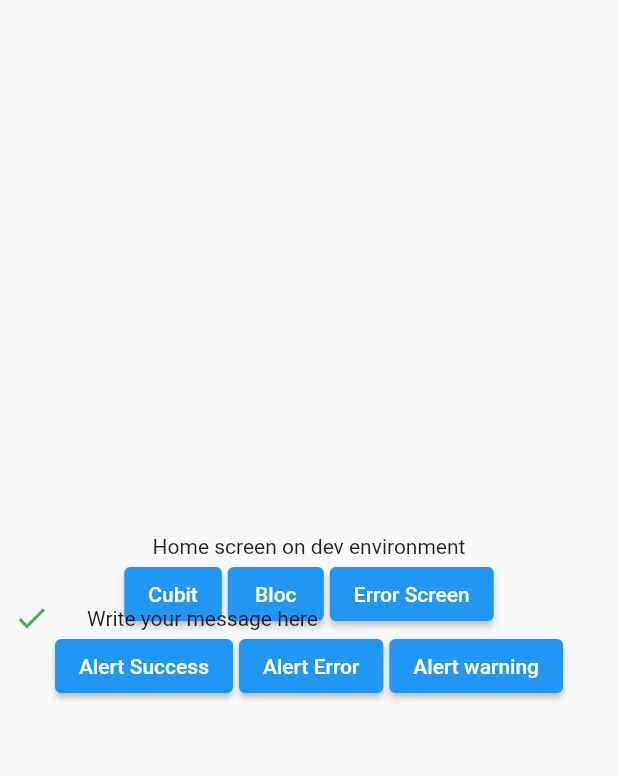
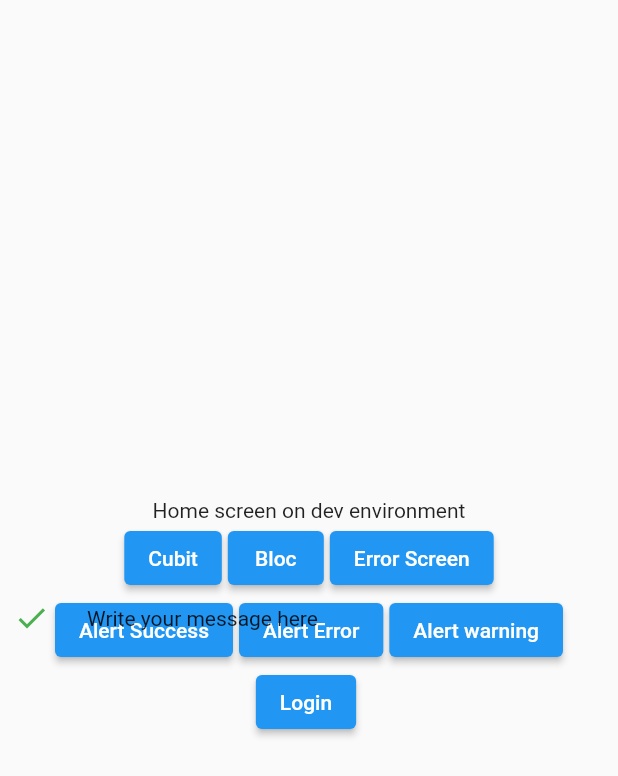
Before and after one commit to sarthak333/flutter-boilerplate, a Flutter app: the screen it shows after launch, after a tap on "Alert Success", on a phone screen of 412 x 824 dp. Shown: the top 776 px of the screen. Run offline on Flutter 3.47's test engine with Material 2 defaults, Android fonts, the phone set to English and light mode, and no system bars; drawn by our look-alikes of flash; our stand-ins replace firebase_core, firebase_messaging, fluro, flutter_bloc, flutter_local_notifications, flutter_screenutil and 1 more; missing offline and left inert: envify; accounts and stored records are empty.

Commit message:
chore: refactor and login screen

```diff
--- a/lib/config/routes/route_handlers.dart
+++ b/lib/config/routes/route_handlers.dart
@@ -1,9 +1,10 @@
 import 'package:fluro/fluro.dart';
 import 'package:flutter/material.dart';
 import 'package:flutter_bloc/flutter_bloc.dart';
+import 'package:flutter_boilerplate/core/presentation/authentication/login.dart';
 import 'package:flutter_boilerplate/core/presentation/common/widgets/screen_wrapper.dart';
-import 'package:flutter_boilerplate/core/business/bloc/counter_bloc.dart';
-import 'package:flutter_boilerplate/core/business/cubit/counter_cubit.dart';
+import 'package:flutter_boilerplate/core/business/counter/counter_bloc.dart';
+import 'package:flutter_boilerplate/core/business/counter/counter_cubit.dart';
 import 'package:flutter_boilerplate/core/presentation/error/index.dart';
 import 'package:flutter_boilerplate/core/presentation/counter_bloc/index.dart';
 import 'package:flutter_boilerplate/core/presentation/counter_cubit/index.dart';
@@ -13,16 +14,6 @@ import 'package:flutter_boilerplate/core/presentation/splash/index.dart';
 var notFoundHandler = Handler(
     handlerFunc: (BuildContext? context, Map<String, List<String>> params) {
   return ErrorScreen();
-});
-
-var rootHandler = Handler(
-    handlerFunc: (BuildContext? context, Map<String, List<String>> params) {
-  return ScreenWrapper(Splash());
-});
-
-var homeHandler = Handler(
-    handlerFunc: (BuildContext? context, Map<String, List<String>> params) {
-  return ScreenWrapper(Home());
 });
 
 var counterBlocRouteHandler = Handler(
@@ -40,3 +31,18 @@ var counterCubitRouteHandler = Handler(
     child: CounterCubitPage(),
   );
 });
+
+var homeHandler = Handler(
+    handlerFunc: (BuildContext? context, Map<String, List<String>> params) {
+  return ScreenWrapper(Home());
+});
+
+var loginHandler = Handler(
+    handlerFunc: (BuildContext? context, Map<String, List<String>> params) {
+  return ScreenWrapper(Login());
+});
+
+var rootHandler = Handler(
+    handlerFunc: (BuildContext? context, Map<String, List<String>> params) {
+  return ScreenWrapper(Splash());
+});
--- a/lib/config/routes/routes.dart
+++ b/lib/config/routes/routes.dart
@@ -2,16 +2,18 @@ import 'package:fluro/fluro.dart';
 import 'route_handlers.dart';
 
 class Routes {
-  static String root = '/';
-  static String home = '/home';
   static String counterCubit = '/counterCubit';
   static String counterBloc = '/counterBloc';
+  static String home = '/home';
+  static String login = '/login';
+  static String root = '/';
 
   static void configureRoutes(FluroRouter router) {
     router.notFoundHandler = notFoundHandler;
-    router.define(root, handler: rootHandler);
-    router.define(home, handler: homeHandler);
     router.define(counterBloc, handler: counterBlocRouteHandler);
     router.define(counterCubit, handler: counterCubitRouteHandler);
+    router.define(home, handler: homeHandler);
+    router.define(login, handler: loginHandler);
+    router.define(root, handler: rootHandler);
   }
 }
--- a/lib/core/business/bloc/counter_bloc.dart
+++ b/lib/core/business/counter/counter_bloc.dart
@@ -1,5 +1,5 @@
 import 'package:flutter_bloc/flutter_bloc.dart';
-import 'package:flutter_boilerplate/core/business/bloc/events.dart';
+import 'package:flutter_boilerplate/core/business/counter/events.dart';
 
 class CounterBloc extends Bloc<CounterEvent, int> {
   CounterBloc() : super(0);
--- a/lib/core/presentation/counter_bloc/index.dart
+++ b/lib/core/presentation/counter_bloc/index.dart
@@ -1,7 +1,7 @@
 import 'package:flutter/material.dart';
 import 'package:flutter_bloc/flutter_bloc.dart';
-import 'package:flutter_boilerplate/core/business/bloc/counter_bloc.dart';
-import 'package:flutter_boilerplate/core/business/bloc/events.dart';
+import 'package:flutter_boilerplate/core/business/counter/counter_bloc.dart';
+import 'package:flutter_boilerplate/core/business/counter/events.dart';
 
 class CounterBlocPage extends StatefulWidget {
   @override
--- a/lib/core/presentation/counter_cubit/index.dart
+++ b/lib/core/presentation/counter_cubit/index.dart
@@ -1,7 +1,7 @@
 import 'package:flutter/material.dart';
 import 'package:flutter_bloc/flutter_bloc.dart';
 import 'package:flutter_boilerplate/config/utils/app.dart';
-import 'package:flutter_boilerplate/core/business/cubit/counter_cubit.dart';
+import 'package:flutter_boilerplate/core/business/counter/counter_cubit.dart';
 
 class CounterCubitPage extends StatefulWidget {
   @override
--- a/lib/core/presentation/home/index.dart
+++ b/lib/core/presentation/home/index.dart
@@ -26,6 +26,13 @@ class _HomeState extends State<Home> {
     App.navigateTo(
       context,
       'randomRoute?message=this_is_error',
+    );
+  }
+
+  void _goToLogin() {
+    App.navigateTo(
+      context,
+      'login?message=this_is_login',
     );
   }
 
@@ -79,6 +86,16 @@ class _HomeState extends State<Home> {
                   ),
                 ],
               ),
+              Row(
+                mainAxisAlignment: MainAxisAlignment.center,
+                children: [
+                  ElevatedButton(
+                    onPressed: _goToLogin,
+                    child: Text('Login'),
+                  ),
+                  SizedBox(width: 4),
+                ],
+              ),
             ],
           ),
         ),
--- a/lib/core/presentation/splash/index.dart
+++ b/lib/core/presentation/splash/index.dart
@@ -13,7 +13,7 @@ class _SplashState extends State<Splash> {
   @override
   void initState() {
     super.initState();
-    Future.delayed(Duration(seconds: 2), _goToHome);
+    Future.delayed(Duration(seconds: 1), _goToHome);
     handleBoot().then((value) {
       setState(() {
         bootComplete = value;
```
Also changed, not shown: lib/core/presentation/authentication/login.dart (added, +21 -0 lines), lib/core/business/counter/counter_cubit.dart (renamed from lib/core/business/cubit/counter_cubit.dart), lib/core/business/counter/events.dart (renamed from lib/core/business/bloc/events.dart).
